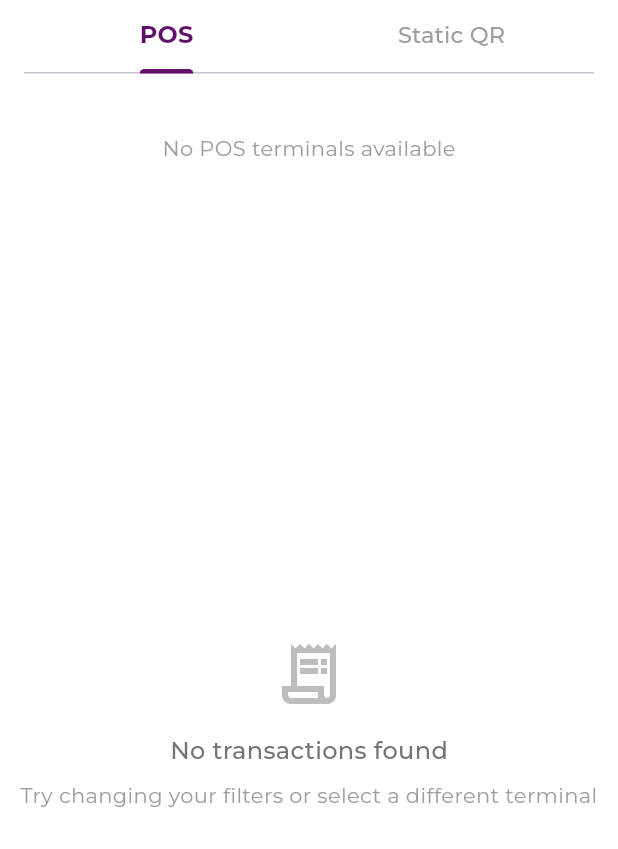
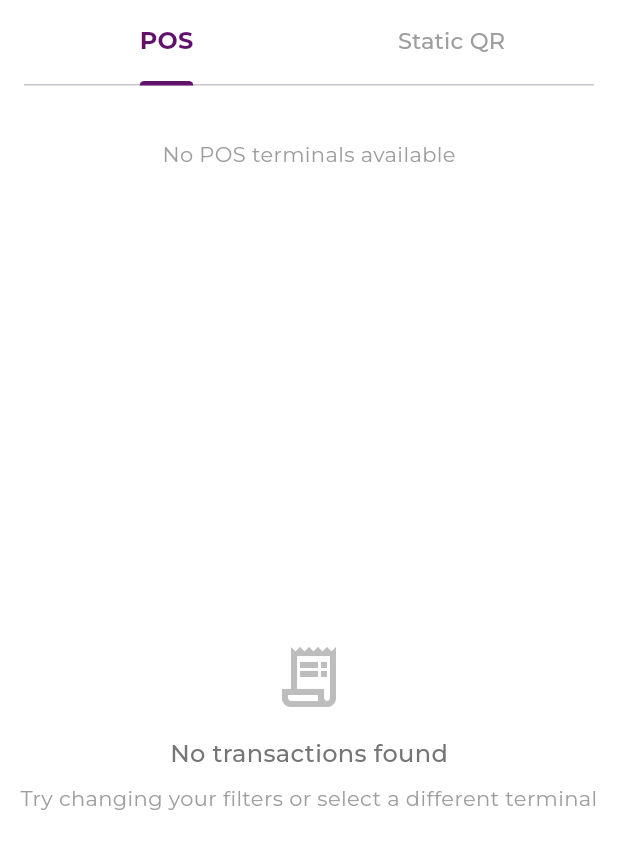
Before and after one commit to JEEVA-jayakumar/phase2, a Flutter app: the TransactionsScreen screen opened directly with empty values, on a phone screen of 412 x 824 dp. Shown: the top 849 px of the screen. Run offline on Flutter 3.47's test engine with Material 3 defaults, Android fonts, the phone set to English and light mode, and no system bars; our stand-ins replace file_picker, pin_code_fields, share_plus, shared_preferences; accounts and stored records are empty; network calls fail; project files that could hold a hidden picture were left out.

Commit message:
phase1.3

```diff
--- a/lib/screens/transactions_screen.dart
+++ b/lib/screens/transactions_screen.dart
@@ -1330,8 +1330,8 @@ class _TransactionsScreenState extends State<TransactionsScreen> with SingleTick
             decoration: BoxDecoration(
               color: Colors.white,
             ),
-            child: Padding(
-              padding: const EdgeInsets.fromLTRB(16.0, 0, 16.0, 8.0),
+            child: Padding( // MODIFIED PADDING
+              padding: const EdgeInsets.fromLTRB(16.0, 0, 16.0, 4.0),
               child: Column(
                 children: [
                   TabBar(
@@ -1344,7 +1344,7 @@ class _TransactionsScreenState extends State<TransactionsScreen> with SingleTick
                     indicatorWeight: 3,
                     indicatorSize: TabBarIndicatorSize.label,
                     isScrollable: false,
-                    labelPadding: EdgeInsets.zero,
+                    labelPadding: EdgeInsets.symmetric(vertical: 4.0), // MODIFIED LINE
                     tabs: const [
                       Tab(text: 'POS'),
                       Tab(text: 'Static QR'),
```
